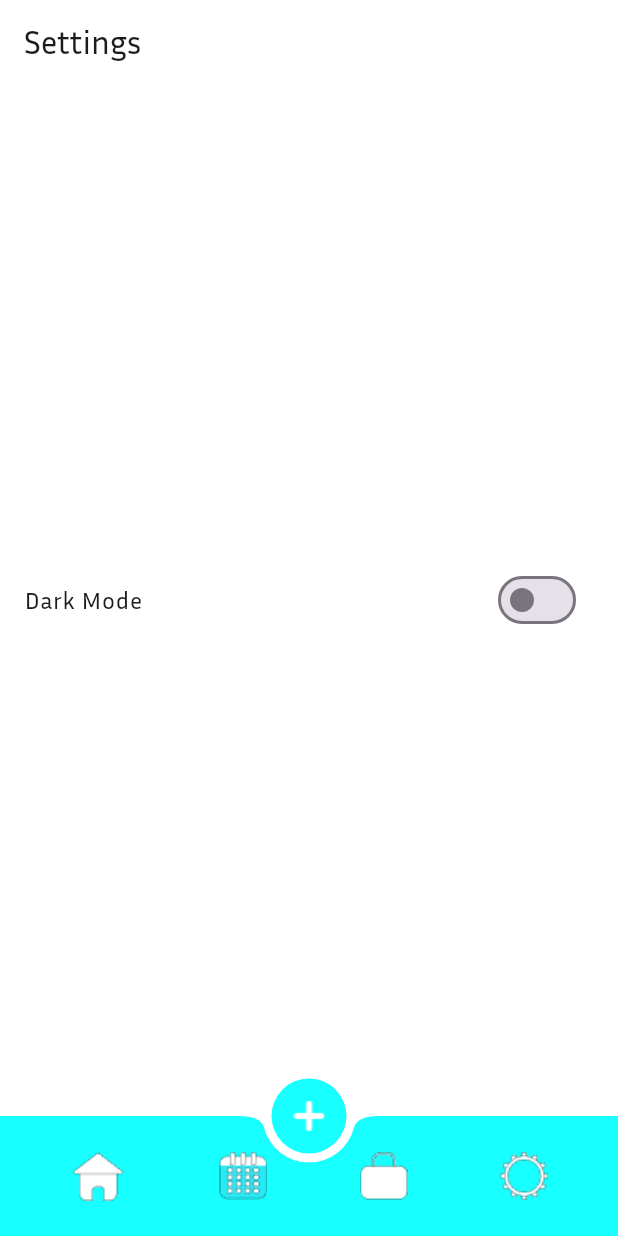
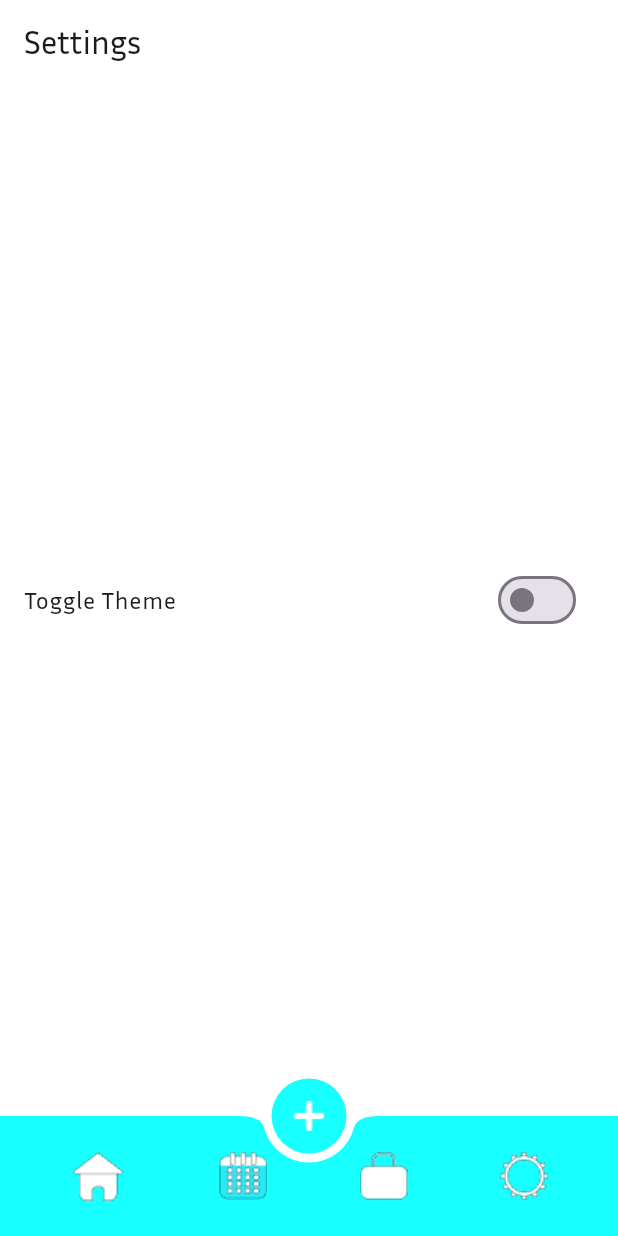
Before and after one commit to MohammedHishamFarouk/TrainerDashboard, a Flutter app: the screen it shows after launch, item 4 of the bottom bar chosen, on a phone screen of 412 x 824 dp. Run offline on Flutter 3.47's test engine with Material 3 defaults, Android fonts, the phone set to English and light mode, and no system bars; our stand-ins replace table_calendar.

Commit message:
adjusted the toggle theme text

```diff
--- a/lib/view/settings_screen.dart
+++ b/lib/view/settings_screen.dart
@@ -15,7 +15,7 @@ class SettingsScreen extends StatelessWidget {
       ),
       body: Center(
         child: SwitchListTile(
-          title: const Text('Dark Mode'),
+          title: const Text('Toggle Theme'),
           value: themeProvider.isDarkMode,
           onChanged: (value) {
             themeProvider.toggleTheme();
```
